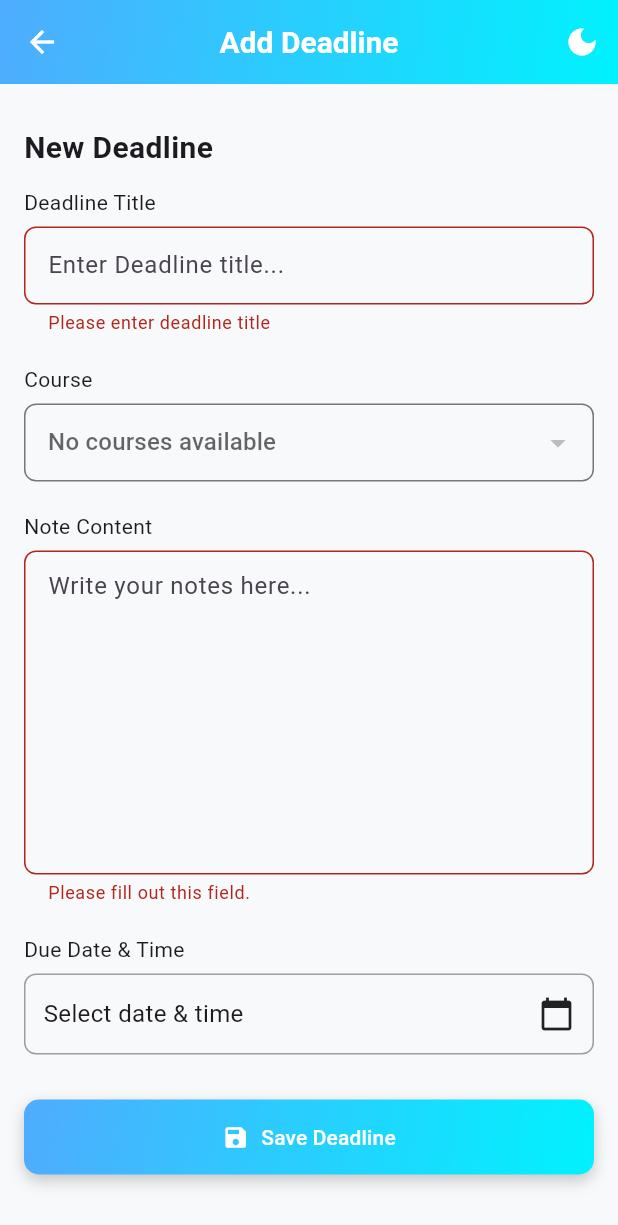
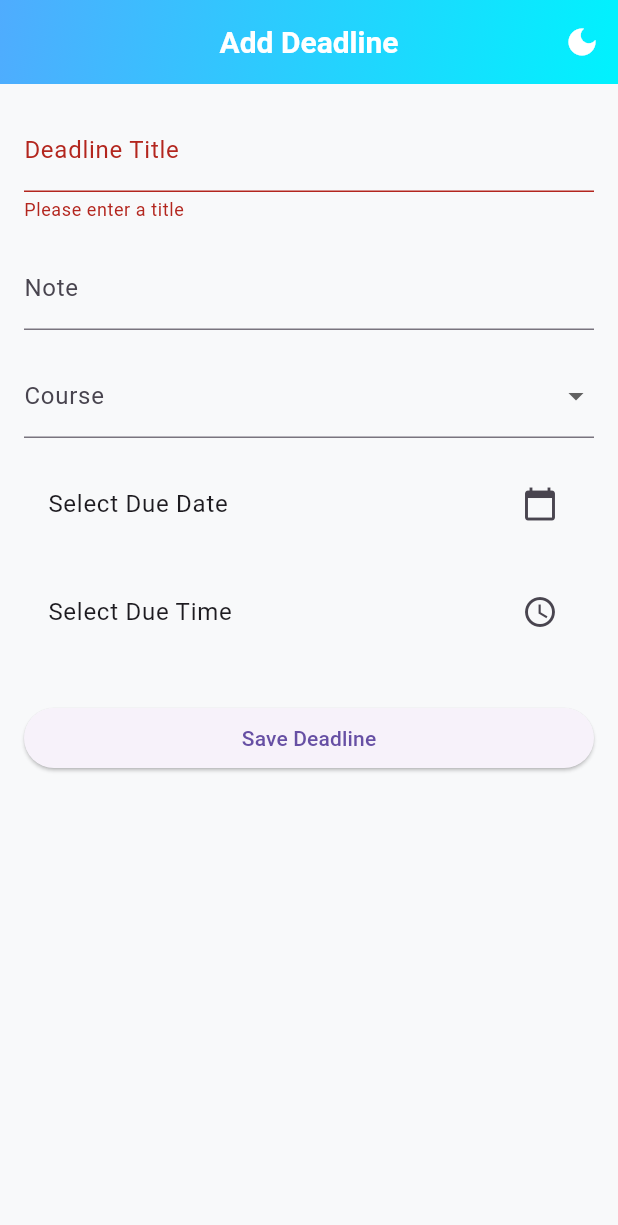
Before and after one commit to hscdexolusion/coursecompanion, a Flutter app: the AddDeadlineScreen screen opened directly, after a tap on "Save Deadline", on a phone screen of 412 x 824 dp. Shown: the top 1225 px of the screen. Run offline on Flutter 3.47's test engine with Material 3 defaults, Android fonts, the phone set to English and light mode, and no system bars; our stand-ins replace file_picker, flutter_local_notifications, open_file, permission_handler, timezone.

Commit message:
local notification implementation process

```diff
--- a/lib/views/pages/add_deadline_screen.dart
+++ b/lib/views/pages/add_deadline_screen.dart
@@ -1,21 +1,19 @@
-
-import 'dart:io';
+import 'package:coursecompanion/models/deadline_model.dart';
+import 'package:coursecompanion/providers/course_provider.dart';
+import 'package:coursecompanion/providers/deadline_provider.dart';
+import 'package:coursecompanion/services/notification_service.dart';
 import 'package:coursecompanion/views/widgets/custom_app_bar.dart';
-import 'package:coursecompanion/views/theme/theme_provider.dart';
 import 'package:flutter/material.dart';
+import 'package:flutter/services.dart';
+import 'package:permission_handler/permission_handler.dart';
+import 'package:provider/provider.dart';
+import 'package:uuid/uuid.dart';
 import 'package:intl/intl.dart';
-import 'package:provider/provider.dart';
-import '../../providers/course_provider.dart';
-import '../../providers/deadline_provider.dart';
-import '../../models/deadline_model.dart';
-import 'package:uuid/uuid.dart';
-import '../../services/notification_service.dart';
-import 'package:permission_handler/permission_handler.dart';
 
 class AddDeadlineScreen extends StatefulWidget {
   final Deadline? existingDeadline;
 
-  const AddDeadlineScreen({super.key, this.existingDeadline});
+  const AddDeadlineScreen({Key? key, this.existingDeadline}) : super(key: key);
 
   @override
   State<AddDeadlineScreen> createState() => _AddDeadlineScreenState();
@@ -23,7 +21,6 @@ class AddDeadlineScreen extends StatefulWidget {
 
 class _AddDeadlineScreenState extends State<AddDeadlineScreen> {
   final _formKey = GlobalKey<FormState>();
-
   String? _title;
   String? _note;
   String? _selectedCourse;
@@ -33,185 +30,126 @@ class _AddDeadlineScreenState extends State<AddDeadlineScreen> {
   @override
   void initState() {
     super.initState();
-    // Initialize notifications (commented out as it's in main.dart)
-    // NotificationService.initialize();
     if (widget.existingDeadline != null) {
-      _title = widget.existingDeadline!.title;
-      _note = widget.existingDeadline!.note;
-      _selectedCourse = widget.existingDeadline!.course;
-      _selectedDate = widget.existingDeadline!.dueDate;
-      _selectedTime = TimeOfDay.fromDateTime(widget.existingDeadline!.dueDate);
+      final existing = widget.existingDeadline!;
+      _title = existing.title;
+      _note = existing.note;
+      _selectedCourse = existing.course;
+      _selectedDate = existing.dueDate;
+      _selectedTime = TimeOfDay.fromDateTime(existing.dueDate);
     }
   }
 
-  String get formattedDateTime {
-    if (_selectedDate == null) return 'Select date & time';
-    final dateStr = DateFormat.yMMMMd().format(_selectedDate!);
-    final timeStr = _selectedTime != null
-        ? _selectedTime!.format(context)
-        : 'Select time';
-    return '$dateStr • $timeStr';
+  Future<void> _selectDate() async {
+    final now = DateTime.now();
+    final pickedDate = await showDatePicker(
+      context: context,
+      initialDate: _selectedDate ?? now,
+      firstDate: now,
+      lastDate: DateTime(2100),
+    );
+    if (pickedDate != null) {
+      setState(() => _selectedDate = pickedDate);
+    }
   }
 
-  Future<void> _pickDate(BuildContext context) async {
-    final DateTime? picked = await showDatePicker(
+  Future<void> _selectTime() async {
+    final now = TimeOfDay.now();
+    final pickedTime = await showTimePicker(
       context: context,
-      initialDate: _selectedDate ?? DateTime.now(),
-      firstDate: DateTime(2020),
-      lastDate: DateTime(2100),
+      initialTime: _selectedTime ?? now,
     );
-    if (picked != null) setState(() => _selectedDate = picked);
+    if (pickedTime != null) {
+      setState(() => _selectedTime = pickedTime);
+    }
   }
 
-  Future<void> _pickTime(BuildContext context) async {
-    final TimeOfDay? picked = await showTimePicker(
-      context: context,
-      initialTime: _selectedTime ?? TimeOfDay.now(),
-    );
-    if (picked != null) setState(() => _selectedTime = picked);
+  DateTime _combine(DateTime date, TimeOfDay time) {
+    return DateTime(date.year, date.month, date.day, time.hour, time.minute);
   }
 
   Future<void> _promptBatteryOptimization() async {
-    if (Platform.isAndroid) {
-      final status = await Permission.ignoreBatteryOptimizations.status;
-      if (!status.isGranted) {
-        showDialog(
-          context: context,
-          builder: (ctx) => AlertDialog(
-            title: const Text('Allow Background Notifications'),
-            content: const Text(
-                'To ensure deadline reminders appear reliably, please allow the app to run in the background.'),
-            actions: [
-              TextButton(
-                onPressed: () => Navigator.of(ctx).pop(),
-                child: const Text('Cancel'),
-              ),
-              TextButton(
-                onPressed: () async {
-                  await Permission.ignoreBatteryOptimizations.request();
-                  Navigator.of(ctx).pop();
-                },
-                child: const Text('Allow'),
-              ),
-            ],
-          ),
-        );
-      }
+    // Optional: Ask Android users to disable battery optimization for reliability
+    if (Theme.of(context).platform == TargetPlatform.android) {
+      // Implementation for prompting battery optimization disable
     }
   }
 
   @override
   Widget build(BuildContext context) {
-    final courseProvider = Provider.of<CourseProvider>(context);
-    final themeProvider = Provider.of<ThemeProvider>(context);
-    final courses = courseProvider.courses;
+    final courses = Provider.of<CourseProvider>(context).courses;
 
     return Scaffold(
-      appBar: CustomAppBar(
-        title: widget.existingDeadline != null ? 'Edit Deadline' : 'Add Deadline',
-        showBackButton: true,
-      ),
-      body: SingleChildScrollView(
-        padding: const EdgeInsets.all(16),
+      appBar: const CustomAppBar(title: 'Add Deadline'),
+      body: Padding(
+        padding: const EdgeInsets.all(16.0),
         child: Form(
           key: _formKey,
-          child: Column(
-            crossAxisAlignment: CrossAxisAlignment.start,
+          child: ListView(
             children: [
-              const Padding(
-                padding: EdgeInsets.symmetric(vertical: 12),
-                child: Text(
-                  'New Deadline',
-                  style: TextStyle(fontSize: 20, fontWeight: FontWeight.bold),
+              // Title
+              TextFormField(
+                initialValue: _title,
+                decoration: const InputDecoration(labelText: 'Deadline Title'),
+                validator: (value) =>
+                    value == null || value.isEmpty ? 'Please enter a title' : null,
+                onSaved: (value) => _title = value,
+              ),
+              const SizedBox(height: 16),
+
+              // Note
+              TextFormField(
+                initialValue: _note,
+                decoration: const InputDecoration(labelText: 'Note'),
+                onSaved: (value) => _note = value,
+              ),
+              const SizedBox(height: 16),
+
+              // Course Dropdown
+              DropdownButtonFormField<String>(
+                value: _selectedCourse,
+                items: [
+                  const DropdownMenuItem(
+                    value: 'Unassigned',
+                    child: Text('Unassigned'),
+                  ),
+                  ...courses.map(
+                    (c) => DropdownMenuItem(
+                      value: c.title,
+                      child: Text(c.title),
                     ),
                   ),
-              const Text('Deadline Title'),
-              const SizedBox(height: 6),
-              TextFormField(
-                initialValue: _title,
-                decoration: InputDecoration(
-                  hintText: 'Enter Deadline title...',
-                  border: OutlineInputBorder(borderRadius: BorderRadius.circular(8)),
-                  contentPadding: const EdgeInsets.symmetric(vertical: 14, horizontal: 12),
+                ],
+                onChanged: (value) => setState(() => _selectedCourse = value),
+                decoration: const InputDecoration(labelText: 'Course'),
               ),
-                validator: (value) =>
-                    value == null || value.isEmpty ? 'Please enter deadline title' : null,
-                onSaved: (value) => _title = value,
+              const SizedBox(height: 16),
+
+              // Date Picker
+              ListTile(
+                title: Text(
+                  _selectedDate == null
+                      ? 'Select Due Date'
+                      : DateFormat('EEE, MMM d, yyyy').format(_selectedDate!),
                 ),
-              const SizedBox(height: 20),
-              const Text('Course'),
-              const SizedBox(height: 6),
-              DropdownButtonFormField<String>(
-                value: _selectedCourse,
-                hint: Text(courses.isEmpty ? "No courses available" : "Select a course"),
-                items: courses
-                    .map((course) => DropdownMenuItem<String>(
-                          value: course.title,
-                          child: Text(course.title),
-                        ))
-                    .toList(),
-                onChanged: courses.isEmpty ? null : (value) => setState(() => _selectedCourse = value),
-                decoration: InputDecoration(
-                  border: OutlineInputBorder(borderRadius: BorderRadius.circular(8)),
-                  contentPadding: const EdgeInsets.symmetric(vertical: 14, horizontal: 12),
+                trailing: const Icon(Icons.calendar_today),
+                onTap: _selectDate,
               ),
+              const SizedBox(height: 16),
+
+              // Time Picker
+              ListTile(
+                title: Text(
+                  _selectedTime == null
+                      ? 'Select Due Time'
+                      : _selectedTime!.format(context),
                 ),
-              const SizedBox(height: 20),
-              const Text('Note Content'),
-              const SizedBox(height: 6),
-              TextFormField(
-                initialValue: _note,
-                maxLines: 8,
-                decoration: InputDecoration(
-                  hintText: 'Write your notes here...',
-                  border: OutlineInputBorder(borderRadius: BorderRadius.circular(8)),
-                  contentPadding: const EdgeInsets.all(12),
+                trailing: const Icon(Icons.access_time),
+                onTap: _selectTime,
               ),
-                validator: (value) =>
-                    value == null || value.isEmpty ? 'Please fill out this field.' : null,
-                onSaved: (value) => _note = value,
-              ),
-              const SizedBox(height: 20),
-              const Text('Due Date & Time'),
-              const SizedBox(height: 6),
-              InkWell(
-                onTap: () async {
-                  await _pickDate(context);
-                  if (_selectedDate != null) await _pickTime(context);
-                },
-                borderRadius: BorderRadius.circular(8),
-                child: Container(
-                  padding: const EdgeInsets.symmetric(vertical: 14, horizontal: 12),
-                  decoration: BoxDecoration(
-                    border: Border.all(color: Colors.grey),
-                    borderRadius: BorderRadius.circular(8),
-                  ),
-                  child: Row(
-                    mainAxisAlignment: MainAxisAlignment.spaceBetween,
-                    children: [
-                      Text(
-                        formattedDateTime,
-                        style: const TextStyle(fontSize: 16),
-                      ),
-                      const Icon(Icons.calendar_today),
-                    ],
-                  ),
-                ),
-              ),
-              const SizedBox(height: 30),
-              Container(
-                decoration: BoxDecoration(
-                  gradient: themeProvider.primaryGradient,
-                  borderRadius: BorderRadius.circular(10),
-                  boxShadow: [
-                    BoxShadow(
-                      color: Colors.black.withOpacity(0.2),
-                      blurRadius: 8,
-                      offset: const Offset(0, 4),
-                    ),
-                  ],
-                ),
-                child: ElevatedButton.icon(
+              const SizedBox(height: 32),
+
+              ElevatedButton(
                 onPressed: () async {
                   if (!_formKey.currentState!.validate()) return;
                   if (_selectedDate == null || _selectedTime == null) {
@@ -221,20 +159,18 @@ class _AddDeadlineScreenState extends State<AddDeadlineScreen> {
                     return;
                   }
 
-                    final dueDate = DateTime(
-                      _selectedDate!.year,
-                      _selectedDate!.month,
-                      _selectedDate!.day,
-                      _selectedTime!.hour,
-                      _selectedTime!.minute,
-                    );
+                  final now = DateTime.now();
+                  final dueDate = _combine(_selectedDate!, _selectedTime!);
 
-                    if (dueDate.isBefore(DateTime.now())) {
+                  const minLead = Duration(seconds: 15);
+                  if (!dueDate.isAfter(now.add(minLead))) {
                     showDialog(
                       context: context,
                       builder: (ctx) => AlertDialog(
                         title: const Text('Invalid Date & Time'),
-                          content: const Text('You cannot select a past date/time for a deadline.'),
+                        content: const Text(
+                          'Please pick a time at least a few seconds in the future.',
+                        ),
                         actions: [
                           TextButton(
                             onPressed: () => Navigator.of(ctx).pop(),
@@ -247,8 +183,10 @@ class _AddDeadlineScreenState extends State<AddDeadlineScreen> {
                   }
 
                   _formKey.currentState!.save();
-                    final provider = Provider.of<DeadlineProvider>(context, listen: false);
+                  final provider =
+                      Provider.of<DeadlineProvider>(context, listen: false);
 
+                  // Prevent duplicate deadlines at the same minute
                   final isDuplicate = provider.allDeadlines.any((d) {
                     if (d.id == widget.existingDeadline?.id) return false;
                     final existing = d.dueDate;
@@ -264,7 +202,9 @@ class _AddDeadlineScreenState extends State<AddDeadlineScreen> {
                       context: context,
                       builder: (ctx) => AlertDialog(
                         title: const Text('Duplicate Deadline'),
-                          content: const Text('A deadline already exists at this date and time.'),
+                        content: const Text(
+                          'A deadline already exists at this date and time.',
+                        ),
                         actions: [
                           TextButton(
                             onPressed: () => Navigator.of(ctx).pop(),
@@ -276,13 +216,14 @@ class _AddDeadlineScreenState extends State<AddDeadlineScreen> {
                     return;
                   }
 
-                    // Check and request notification permissions
-                    final hasPermission = await NotificationService.requestNotificationPermissions();
-                    print('AddDeadlineScreen: Notification permission granted: $hasPermission');
+                  // Request permissions
+                  final hasPermission =
+                      await NotificationService.requestNotificationPermissions();
                   if (!hasPermission) {
                     ScaffoldMessenger.of(context).showSnackBar(
                       SnackBar(
-                          content: const Text('Notification permissions are required for reminders.'),
+                        content: const Text(
+                            'Notification permissions are required for reminders.'),
                         action: SnackBarAction(
                           label: 'Settings',
                           onPressed: () => openAppSettings(),
@@ -292,34 +233,36 @@ class _AddDeadlineScreenState extends State<AddDeadlineScreen> {
                     return;
                   }
 
-                    // Prompt for battery optimization (Android only)
                   await _promptBatteryOptimization();
-
-                    // Show test notification
                   await NotificationService.showTestNotification();
 
-                    int notifId;
+                  // Save deadline and schedule notifications
+                  late int baseId;
+                  final String deadlineTitle = _title ?? '';
+
                   if (widget.existingDeadline != null) {
-                      final updatedDeadline = widget.existingDeadline!.copyWith(
+                    // Update existing
+                    final updated = widget.existingDeadline!.copyWith(
                       title: _title!,
                       note: _note!,
                       course: _selectedCourse ?? 'Unassigned',
                       dueDate: dueDate,
                     );
-                      provider.updateDeadline(widget.existingDeadline!.id, updatedDeadline);
+                    provider.updateDeadline(widget.existingDeadline!.id, updated);
 
-                      // Cancel old notifications
-                      notifId = widget.existingDeadline!.id.hashCode;
-                      await NotificationService.cancelDeadlineNotifications(notifId);
+                    baseId = widget.existingDeadline!.id.hashCode;
+                    await NotificationService.cancelDeadlineNotifications(baseId);
 
-                      // Schedule new notifications
                     await NotificationService.scheduleDeadlineNotifications(
-                        baseId: updatedDeadline.id.hashCode,
-                        title: updatedDeadline.title,
-                        body: 'Course: ${updatedDeadline.course} - ${updatedDeadline.note ?? ''}',
-                        dueDate: updatedDeadline.dueDate,
+                      baseId: baseId,
+                      title: 'Deadline approaching!',
+                      body: 'Your deadline "$deadlineTitle" is due soon.',
+                      dueDate: dueDate,
                     );
+
+                    print('Updated deadline scheduled at $dueDate (now: $now)');
                   } else {
+                    // Create new
                     final newDeadline = Deadline(
                       id: const Uuid().v4(),
                       title: _title!,
@@ -329,14 +272,16 @@ class _AddDeadlineScreenState extends State<AddDeadlineScreen> {
                     );
                     provider.addDeadline(newDeadline);
 
-                      // Schedule notifications
-                      notifId = newDeadline.id.hashCode;
+                    baseId = newDeadline.id.hashCode;
+
                     await NotificationService.scheduleDeadlineNotifications(
-                        baseId: notifId,
-                        title: newDeadline.title,
-                        body: 'Course: ${newDeadline.course} - ${newDeadline.note ?? ''}',
-                        dueDate: newDeadline.dueDate,
+                      baseId: baseId,
+                      title: 'Deadline approaching!',
+                      body: 'Your deadline "$deadlineTitle" is due soon.',
+                      dueDate: dueDate,
                     );
+
+                    print('New deadline scheduled at $dueDate (now: $now)');
                   }
 
                   ScaffoldMessenger.of(context).showSnackBar(
@@ -344,19 +289,7 @@ class _AddDeadlineScreenState extends State<AddDeadlineScreen> {
                   );
                   Navigator.pop(context);
                 },
-                  icon: const Icon(Icons.save),
-                  label: const Text("Save Deadline"), // Required for ElevatedButton.icon
-                  style: ElevatedButton.styleFrom(
-                    padding: const EdgeInsets.symmetric(vertical: 14),
-                    backgroundColor: Colors.transparent,
-                    foregroundColor: Colors.white,
-                    shadowColor: Colors.transparent,
-                    minimumSize: const Size(double.infinity, 50),
-                    shape: RoundedRectangleBorder(
-                      borderRadius: BorderRadius.circular(10),
-                    ),
-                  ),
-                ),
+                child: const Text('Save Deadline'),
               ),
             ],
           ),
```
Also changed, not shown: lib/services/notification_service.dart (+25 -80 lines). Lines whose indentation alone changed are shown as unchanged.
